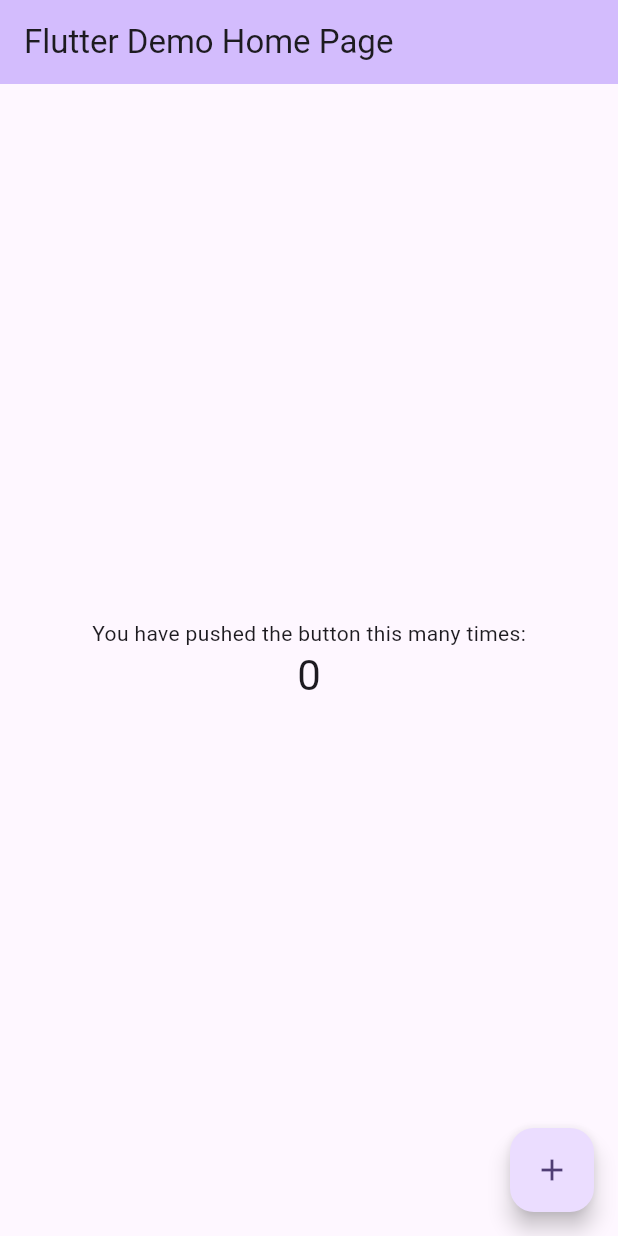
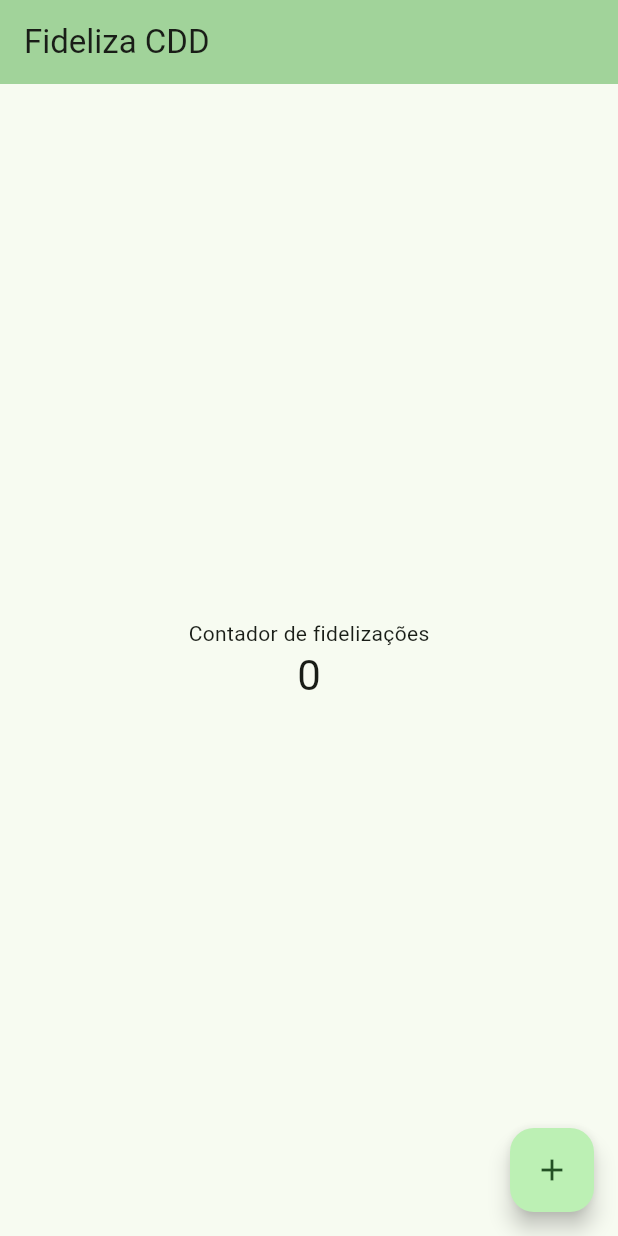
Before and after one commit to brunodassisf/dioproject_flutter, a Flutter app: the screen it shows after launch, on a phone screen of 412 x 824 dp. Run offline on Flutter 3.47's test engine with Material 2 defaults, Android fonts, the phone set to English and light mode, and no system bars.

Commit message:
refactor(Removendo comentarios) - Remover comentarios e alterando cores e textos.

```diff
--- a/lib/main.dart
+++ b/lib/main.dart
@@ -13,40 +13,16 @@
     return MaterialApp(
       title: 'Flutter Demo',
       theme: ThemeData(
-        // This is the theme of your application.
-        //
-        // TRY THIS: Try running your application with "flutter run". You'll see
-        // the application has a blue toolbar. Then, without quitting the app,
-        // try changing the seedColor in the colorScheme below to Colors.green
-        // and then invoke "hot reload" (save your changes or press the "hot
-        // reload" button in a Flutter-supported IDE, or press "r" if you used
-        // the command line to start the app).
-        //
-        // Notice that the counter didn't reset back to zero; the application
-        // state is not lost during the reload. To reset the state, use hot
-        // restart instead.
-        //
-        // This works for code too, not just values: Most code changes can be
-        // tested with just a hot reload.
-        colorScheme: ColorScheme.fromSeed(seedColor: Colors.deepPurple),
+        colorScheme: ColorScheme.fromSeed(seedColor: Colors.green),
         useMaterial3: true,
       ),
-      home: const MyHomePage(title: 'Flutter Demo Home Page'),
+      home: const MyHomePage(title: 'Fideliza CDD'),
     );
   }
 }
 
 class MyHomePage extends StatefulWidget {
   const MyHomePage({super.key, required this.title});
-
-  // This widget is the home page of your application. It is stateful, meaning
-  // that it has a State object (defined below) that contains fields that affect
-  // how it looks.
-
-  // This class is the configuration for the state. It holds the values (in this
-  // case the title) provided by the parent (in this case the App widget) and
-  // used by the build method of the State. Fields in a Widget subclass are
-  // always marked "final".
 
   final String title;
 
@@ -59,54 +35,23 @@
 
   void _incrementCounter() {
     setState(() {
-      // This call to setState tells the Flutter framework that something has
-      // changed in this State, which causes it to rerun the build method below
-      // so that the display can reflect the updated values. If we changed
-      // _counter without calling setState(), then the build method would not be
-      // called again, and so nothing would appear to happen.
       _counter++;
     });
   }
 
   @override
   Widget build(BuildContext context) {
-    // This method is rerun every time setState is called, for instance as done
-    // by the _incrementCounter method above.
-    //
-    // The Flutter framework has been optimized to make rerunning build methods
-    // fast, so that you can just rebuild anything that needs updating rather
-    // than having to individually change instances of widgets.
     return Scaffold(
       appBar: AppBar(
-        // TRY THIS: Try changing the color here to a specific color (to
-        // Colors.amber, perhaps?) and trigger a hot reload to see the AppBar
-        // change color while the other colors stay the same.
         backgroundColor: Theme.of(context).colorScheme.inversePrimary,
-        // Here we take the value from the MyHomePage object that was created by
-        // the App.build method, and use it to set our appbar title.
         title: Text(widget.title),
       ),
       body: Center(
-        // Center is a layout widget. It takes a single child and positions it
-        // in the middle of the parent.
         child: Column(
-          // Column is also a layout widget. It takes a list of children and
-          // arranges them vertically. By default, it sizes itself to fit its
-          // children horizontally, and tries to be as tall as its parent.
-          //
-          // Column has various properties to control how it sizes itself and
-          // how it positions its children. Here we use mainAxisAlignment to
-          // center the children vertically; the main axis here is the vertical
-          // axis because Columns are vertical (the cross axis would be
-          // horizontal).
-          //
-          // TRY THIS: Invoke "debug painting" (choose the "Toggle Debug Paint"
-          // action in the IDE, or press "p" in the console), to see the
-          // wireframe for each widget.
           mainAxisAlignment: MainAxisAlignment.center,
           children: <Widget>[
             const Text(
-              'You have pushed the button this many times:',
+              'Contador de fidelizações',
             ),
             Text(
               '$_counter',
@@ -119,7 +64,7 @@
         onPressed: _incrementCounter,
         tooltip: 'Increment',
         child: const Icon(Icons.add),
-      ), // This trailing comma makes auto-formatting nicer for build methods.
+      ),
     );
   }
 }
```
